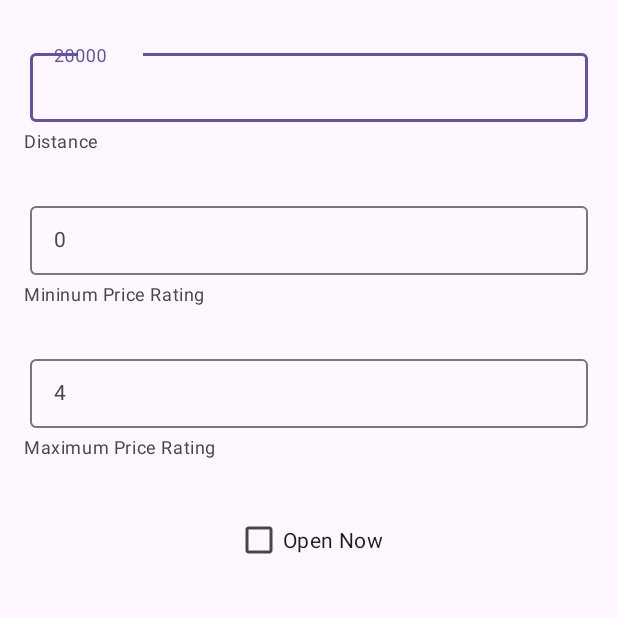
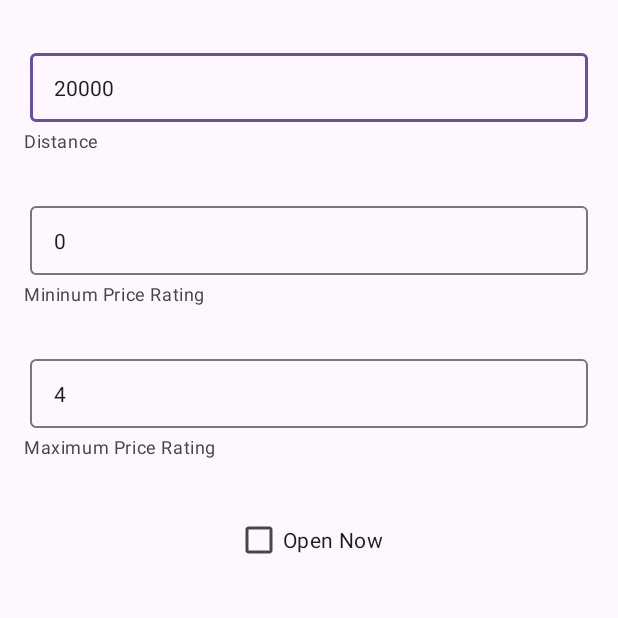
Before and after one commit to Msheph1/StateFarmMobileAppContest, an Android app: the MainActivity screen opened directly, with no data from a screen before it, on a phone screen of 412 x 824 dp, the top half of it. Run offline under Robolectric (Android 15) with nearby library versions, the phone set to English and light mode, and no system bars; 1 statement that could not run was skipped.

Commit message:
workiing filter ui

```diff
--- a/app/src/main/res/layout/activity_main.xml
+++ b/app/src/main/res/layout/activity_main.xml
@@ -24,8 +24,8 @@
             android:layout_height="match_parent"
             android:lines="1"
             android:inputType="number"
-
-            android:hint="20000"/>
+            android:text="20000"
+            />
 
 
     </com.google.android.material.textfield.TextInputLayout>
@@ -48,7 +48,7 @@
             android:layout_height="match_parent"
             android:lines="1"
             android:inputType="number"
-            android:hint="0"/>
+            android:text="0"/>
 
     </com.google.android.material.textfield.TextInputLayout>
 
@@ -70,7 +70,7 @@
             android:layout_height="match_parent"
             android:lines="1"
             android:inputType="number"
-            android:hint="4"/>
+            android:text="4"/>
 
     </com.google.android.material.textfield.TextInputLayout>
 
```
Also changed, not shown: app/src/main/java/com/msheph1/foodfinder/MainActivity.java (+27 -2 lines), app/src/main/java/com/msheph1/foodfinder/Resturant.java (+7 -4 lines), app/src/main/java/com/msheph1/foodfinder/Search.java (+9 -7 lines).
